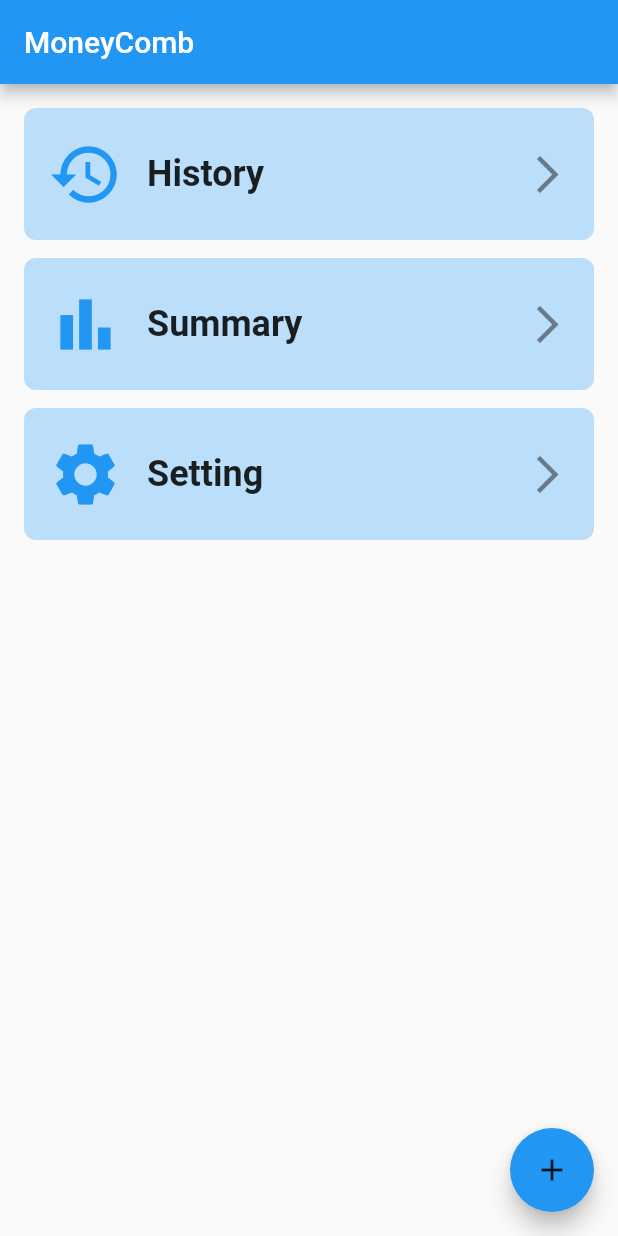
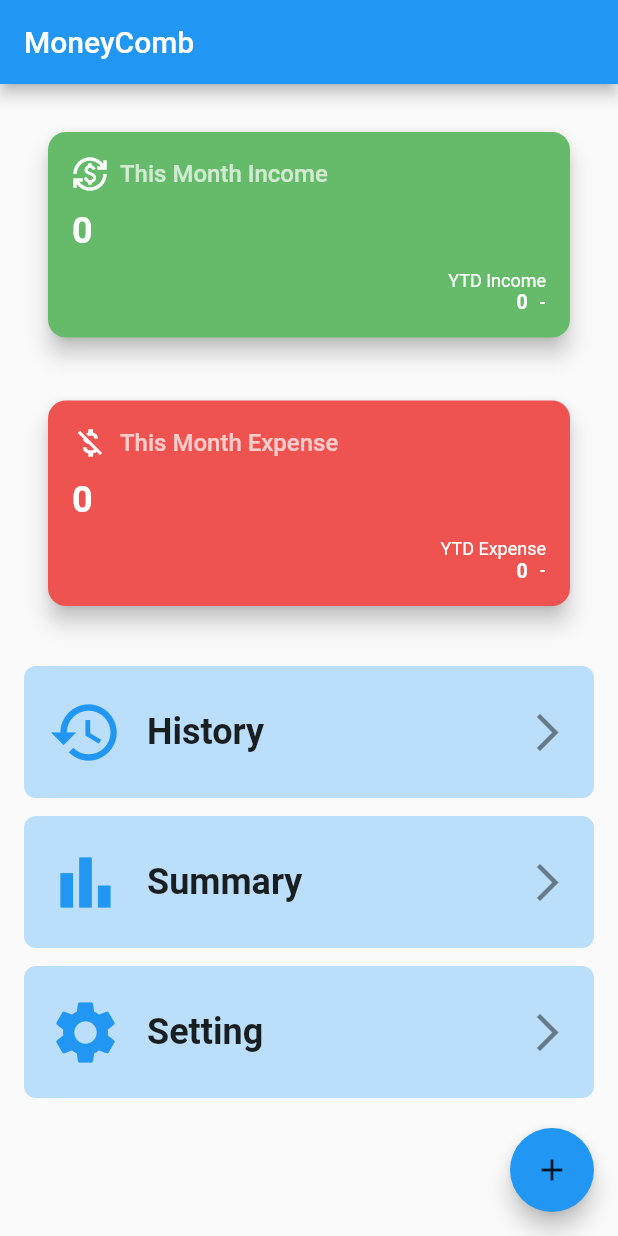
Before and after one commit to samseptiano/moneycomb-flutter, a Flutter app: the screen it shows after launch, on a phone screen of 412 x 824 dp. Run offline on Flutter 3.47's test engine with Material 2 defaults, Android fonts, the phone set to English and light mode, and no system bars; our stand-ins replace bloc, equatable, flutter_bloc, flutter_slidable, lottie and 1 more; missing offline and left inert: dart:ffi; accounts and stored records are empty.

Commit message:
add total income and total expense in home screen

```diff
--- a/lib/ui/page/home_screen.dart
+++ b/lib/ui/page/home_screen.dart
@@ -1,12 +1,25 @@
 import 'package:flutter/material.dart';
+import 'package:flutter_bloc/flutter_bloc.dart';
 import 'package:money_comb/ui/page/transaction_history_screen.dart';
-
+import '../../bloc/bloc/expense/expense_bloc.dart';
+import '../../bloc/bloc/income/income_bloc.dart';
+import '../widgets/total_card_home.dart';
 import 'add_or_update_screen.dart';
 
-class HomeScreen extends StatelessWidget {
+class HomeScreen extends StatefulWidget {
+  const HomeScreen({super.key});
+
   @override
-  Widget build(BuildContext context) {
-    final List<_HomeItem> items = [
+  State<HomeScreen> createState() => _HomeScreenState();
+}
+
+class _HomeScreenState extends State<HomeScreen> {
+  final List<_HomeItem> items = [];
+
+  @override
+  void initState() {
+    super.initState();
+    items.addAll([
       _HomeItem(
         icon: Icons.history,
         label: 'History',
@@ -21,8 +34,18 @@ class HomeScreen extends StatelessWidget {
       ),
       _HomeItem(icon: Icons.bar_chart, label: 'Summary', onTap: () {}),
       _HomeItem(icon: Icons.settings, label: 'Setting', onTap: () {}),
-    ];
+    ]);
 
+    // Dispatch events to fetch data on startup
+    context
+        .read<ExpenseBloc>()
+        .add(const FetchAllExpensesTotalExpensesByMonth());
+    // ..add(const FetchTotalExpenses());
+    context.read<IncomeBloc>().add(const FetchAllIncomeTotalIncomeByMonth());
+  }
+
+  @override
+  Widget build(BuildContext context) {
     return Scaffold(
       appBar: AppBar(title: const Text('MoneyComb')),
       floatingActionButton: FloatingActionButton(
@@ -34,12 +57,50 @@ class HomeScreen extends StatelessWidget {
           );
         },
       ),
-      body: ListView.builder(
+      body: ListView(
   padding: const EdgeInsets.all(16),
-        itemCount: items.length,
-        itemBuilder: (context, index) {
-          final item = items[index];
-          return Container(
+  children: [
+    // Income BLoC
+    BlocBuilder<IncomeBloc, IncomeState>(
+      builder: (context, state) {
+        if (state is DisplayIncomesWithTotal) {
+          return TotalCardHome(
+            title: 'This Month Income',
+            subTitle: 'YTD Income',
+            amountMonth: state.total,
+            amountYtd: state.total,
+            isExpense: false,
+          );
+        } else {
+          return const SizedBox(); // or a loading/skeleton widget
+        }
+      },
+    ),
+
+    const SizedBox(height: 10),
+
+    // Expense BLoC
+    BlocBuilder<ExpenseBloc, ExpenseState>(
+      builder: (context, state) {
+        if (state is DisplayExpensesWithTotal) {
+          return TotalCardHome(
+            title: 'This Month Expense',
+            subTitle: 'YTD Expense',
+            amountMonth: state.total,
+            amountYtd: state.total,
+            isExpense: true,
+          );
+        } else {
+          return const SizedBox(); // or a loading/skeleton widget
+        }
+      },
+    ),
+
+    const SizedBox(height: 24),
+
+    // Menu List
+    ...items.map(
+      (item) => Container(
         margin: const EdgeInsets.only(bottom: 12),
         decoration: BoxDecoration(
           color: Colors.blue.shade100,
@@ -59,9 +120,11 @@ class HomeScreen extends StatelessWidget {
           ),
           trailing: const Icon(Icons.arrow_forward_ios, size: 30),
         ),
-          );
-        },
       ),
+    ),
+  ],
+),
+
     );
   }
 }
--- a/lib/ui/page/transaction_history_screen.dart
+++ b/lib/ui/page/transaction_history_screen.dart
@@ -10,7 +10,8 @@ class TransactionHistoryScreen extends StatefulWidget {
   const TransactionHistoryScreen({Key? key}) : super(key: key);
 
   @override
-  State<TransactionHistoryScreen> createState() => _TransactionHistoryScreenState();
+  State<TransactionHistoryScreen> createState() =>
+      _TransactionHistoryScreenState();
 }
 
 class _TransactionHistoryScreenState extends State<TransactionHistoryScreen>
@@ -23,8 +24,7 @@ class _TransactionHistoryScreenState extends State<TransactionHistoryScreen>
     _tabController = TabController(length: 2, vsync: this);
 
     // Dispatch events to fetch data on startup
-    context.read<ExpenseBloc>()
-    .add(const FetchExpenses());
+    context.read<ExpenseBloc>().add(const FetchExpenses());
     // ..add(const FetchTotalExpenses());
     context.read<IncomeBloc>().add(const FetchIncomes());
   }
@@ -42,8 +42,21 @@ class _TransactionHistoryScreenState extends State<TransactionHistoryScreen>
             Tab(text: 'Incomes'),
           ],
         ),
+        leading: IconButton(
+          icon: const Icon(Icons.arrow_back),
+          onPressed: () {
+              context
+                  .read<ExpenseBloc>()
+                  .add(const FetchAllExpensesTotalExpensesByMonth());
+              context
+                  .read<IncomeBloc>()
+                  .add(const FetchAllIncomeTotalIncomeByMonth());
+
+            Navigator.pop(context);
+          },
+        )
       ),
-            body: TabBarView(
+      body: TabBarView(
         controller: _tabController,
         children: const [
           // Expense tab
--- /dev/null
+++ b/lib/ui/widgets/total_card_home.dart
@@ -0,0 +1,114 @@
+import 'package:flutter/material.dart';
+import 'package:intl/intl.dart';
+
+class TotalCardHome extends StatelessWidget {
+  final String title;
+  final String subTitle;
+  final double amountMonth;
+  final double amountYtd;
+  final bool isExpense;
+
+  const TotalCardHome({
+    super.key,
+    required this.title,
+    required this.subTitle,
+    required this.amountMonth,
+    required this.amountYtd,
+    required this.isExpense,
+  });
+
+
+  String getPercentageDifference() {
+    if (amountMonth == 0) return '-';
+    final percent = (amountMonth / amountYtd) * 100;
+    return '(${percent.toStringAsFixed(1)}%)';
+  }
+
+  @override
+  Widget build(BuildContext context) {
+    final cardColor = isExpense ? Colors.red[400] : Colors.green[400];
+    final icon = isExpense ? Icons.money_off : Icons.currency_exchange;
+
+    return Card(
+      elevation: 6,
+      color: cardColor,
+      margin: const EdgeInsets.symmetric(horizontal: 16, vertical: 16),
+      shape: RoundedRectangleBorder(borderRadius: BorderRadius.circular(12)),
+      child: Padding(
+        padding: const EdgeInsets.all(16),
+        child: Column(
+          crossAxisAlignment: CrossAxisAlignment.start,
+          children: [
+            // Title row
+            Row(
+              children: [
+                Icon(icon, color: Colors.white),
+                const SizedBox(width: 8),
+                Text(
+                  title,
+                  style: const TextStyle(
+                    color: Colors.white70,
+                    fontSize: 16,
+                    fontWeight: FontWeight.w500,
+                  ),
+                ),
+              ],
+            ),
+            const SizedBox(height: 12),
+
+            // Month info
+            Column(
+              crossAxisAlignment: CrossAxisAlignment.start,
+              children: [
+                Text(
+                  NumberFormat('#,##0').format(amountMonth),
+                  style: const TextStyle(
+                    fontSize: 24,
+                    fontWeight: FontWeight.bold,
+                    color: Colors.white,
+                  ),
+                ),
+              ],
+            ),
+            const SizedBox(height: 12),
+            Row(
+              mainAxisAlignment: MainAxisAlignment.end,
+              children: [
+                Text(
+                  subTitle,
+                  style: const TextStyle(
+                    fontSize: 12,
+                    color: Colors.white,
+                  ),
+                ),
+              ],
+            ),
+            // YTD row aligned right
+            Row(
+              mainAxisAlignment: MainAxisAlignment.end,
+              children: [
+                Text(
+                  NumberFormat('#,##0').format(amountYtd),
+                  style: const TextStyle(
+                    fontSize: 13,
+                    fontWeight: FontWeight.bold,
+                    color: Colors.white,
+                  ),
+                ),
+                const SizedBox(width: 8),
+                Text(
+                  getPercentageDifference(),
+                  style: const TextStyle(
+                    fontSize: 11,
+                    fontWeight: FontWeight.bold,
+                    color: Colors.white,
+                  ),
+                ),
+              ],
+            ),
+          ],
+        ),
+      ),
+    );
+  }
+}
--- a/lib/util/stringUtil.dart
+++ b/lib/util/stringUtil.dart
@@ -1,7 +1,14 @@
+import 'package:intl/intl.dart';
+
 class StringUtil {
   static String formatCamelCase(String text) {
     return text
         .replaceAllMapped(RegExp(r'([a-z])([A-Z])'), (match) => '${match[1]} ${match[2]}')
         .replaceFirstMapped(RegExp(r'^[a-z]'), (match) => match[0]!.toUpperCase());
   }
+
+    static String getFormattedAmount(double amount) {
+    final formatter = NumberFormat.currency(locale: 'en_US', symbol: 'Rp ');
+    return formatter.format(amount);
+  }
 }
```
Lines whose indentation alone changed are shown as unchanged.
